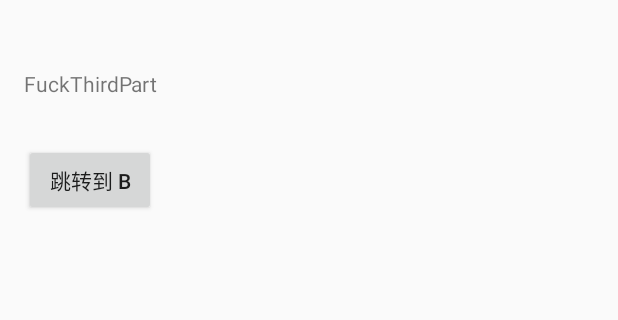
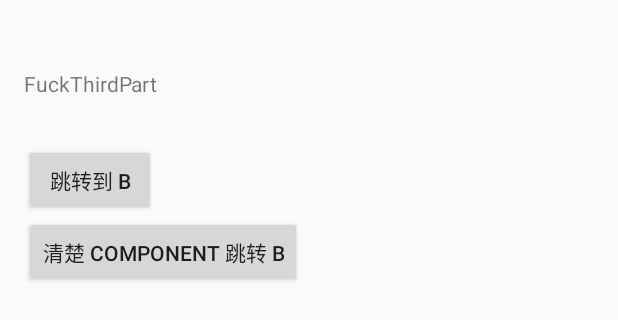
Before and after one commit to HelloVass/LearnDagger2, an Android app: the layout activity_class_aroom.xml on its own in the app's theme, with its tools: preview values and no code run, on a phone screen of 412 x 824 dp. Shown: the top 320 px of the screen. Run offline under Robolectric (Android 15) with nearby library versions, the phone set to English and light mode, and no system bars.

```diff
--- a/app/src/main/java/com/dove/flyer/fuckthirdpart/UserComponent.java
+++ b/app/src/main/java/com/dove/flyer/fuckthirdpart/UserComponent.java
@@ -7,7 +7,7 @@ import dagger.Component;
 /**
  * Created by flyer on 2016/11/11.
  */
-//@UserScope
+@UserScope
 @Component(modules = {UserModule.class})
 public interface UserComponent {
     void injectTo(ClassARoomActivity classARoomActivity);
--- a/app/src/main/java/com/dove/flyer/fuckthirdpart/UserModule.java
+++ b/app/src/main/java/com/dove/flyer/fuckthirdpart/UserModule.java
@@ -16,7 +16,7 @@ public class UserModule {
 
     }
 
-//    @UserScope
+    @UserScope
     @Provides
     User provideUser(){
         return new User();
--- a/app/src/main/res/layout/activity_class_aroom.xml
+++ b/app/src/main/res/layout/activity_class_aroom.xml
@@ -16,9 +16,9 @@
         android:id="@+id/to_b_btn"
         android:layout_width="wrap_content"
         android:layout_height="48dp" />
-    <!--<Button-->
-        <!--android:text="退出"-->
-        <!--android:id="@+id/logout_btn"-->
-        <!--android:layout_width="wrap_content"-->
-        <!--android:layout_height="48dp" />-->
+    <Button
+        android:text="清楚 component 跳转 B"
+        android:id="@+id/clean_to_b_btn"
+        android:layout_width="wrap_content"
+        android:layout_height="48dp" />
 </LinearLayout>
```
Also changed, not shown: app/src/main/java/com/dove/flyer/fuckthirdpart/ClassARoomActivity.java (+12 -2 lines), 2 other files.
